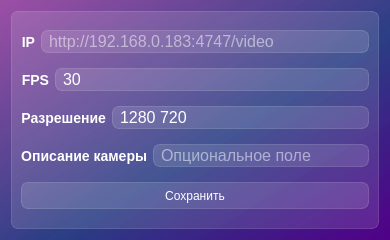
First picture: the form in UIFiles/add_edit_camera.ui, repository MonkeOSDungeon/DesktopApp, before the edit.
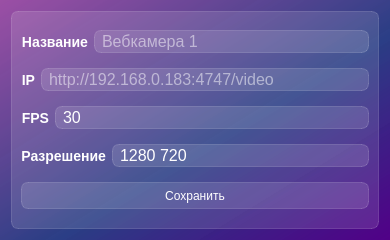
Second picture: the form after the edit.

Commit message: Multiple camera support added

```diff
--- a/UIFiles/add_edit_camera.ui
+++ b/UIFiles/add_edit_camera.ui
@@ -32,6 +32,42 @@
       <enum>QFrame::Shadow::Raised</enum>
      </property>
      <layout class="QVBoxLayout" name="verticalLayout">
+      <item>
+       <layout class="QHBoxLayout" name="horizontalLayout_2">
+        <item>
+         <widget class="QLabel" name="lbl_name">
+          <property name="styleSheet">
+           <string notr="true">font-size: 14px;
+font-weight: bold;
+color: white;
+background-color: none;
+border: none</string>
+          </property>
+          <property name="text">
+           <string>Название</string>
+          </property>
+          <property name="alignment">
+           <set>Qt::AlignmentFlag::AlignRight|Qt::AlignmentFlag::AlignTrailing|Qt::AlignmentFlag::AlignVCenter</set>
+          </property>
+         </widget>
+        </item>
+        <item>
+         <widget class="QLineEdit" name="le_name">
+          <property name="styleSheet">
+           <string notr="true">font-size: 16px;
+color: white;
+padding-left: 5px;</string>
+          </property>
+          <property name="text">
+           <string/>
+          </property>
+          <property name="placeholderText">
+           <string>Вебкамера 1</string>
+          </property>
+         </widget>
+        </item>
+       </layout>
+      </item>
       <item>
        <layout class="QHBoxLayout" name="horizontalLayout">
         <item>
@@ -140,42 +176,6 @@
         </item>
        </layout>
       </item>
-      <item>
-       <layout class="QHBoxLayout" name="horizontalLayout_2">
-        <item>
-         <widget class="QLabel" name="lbl_description">
-          <property name="styleSheet">
-           <string notr="true">font-size: 14px;
-font-weight: bold;
-color: white;
-background-color: none;
-border: none</string>
-          </property>
-          <property name="text">
-           <string>Описание камеры</string>
-          </property>
-          <property name="alignment">
-           <set>Qt::AlignmentFlag::AlignRight|Qt::AlignmentFlag::AlignTrailing|Qt::AlignmentFlag::AlignVCenter</set>
-          </property>
-         </widget>
-        </item>
-        <item>
-         <widget class="QLineEdit" name="le_description">
-          <property name="styleSheet">
-           <string notr="true">font-size: 16px;
-color: white;
-padding-left: 5px;</string>
-          </property>
-          <property name="text">
-           <string/>
-          </property>
-          <property name="placeholderText">
-           <string>Опциональное поле</string>
-          </property>
-         </widget>
-        </item>
-       </layout>
-      </item>
       <item>
        <widget class="QPushButton" name="btn_save_camera">
         <property name="styleSheet">
```
The commit also changes 16 other files.
